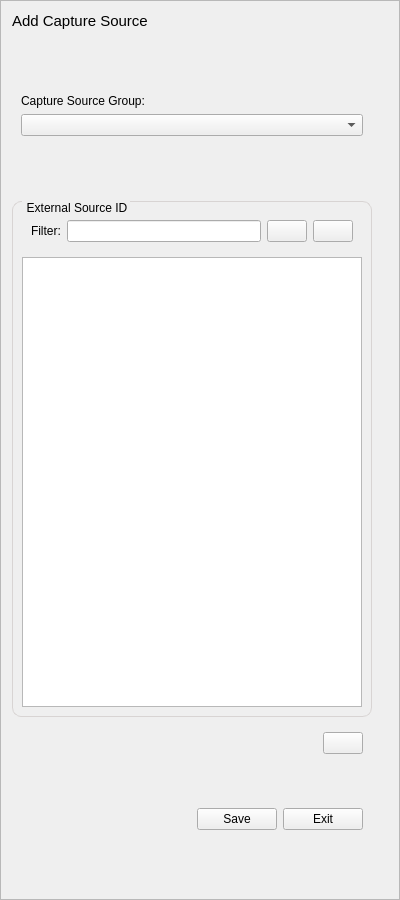
Before: the Qt Designer form buildings/gui/new_capture_source.ui in linz/nz-buildings, drawn with Qt 5.
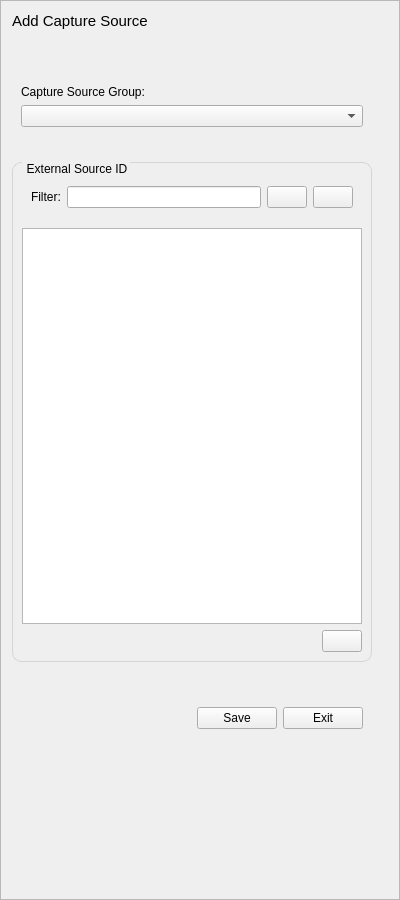
After: the same form once the commit is applied.

Diff of the .ui file:
```diff
--- a/buildings/gui/new_capture_source.ui
+++ b/buildings/gui/new_capture_source.ui
@@ -103,6 +103,9 @@
          <property name="orientation">
           <enum>Qt::Vertical</enum>
          </property>
+         <property name="sizeType">
+          <enum>QSizePolicy::Fixed</enum>
+         </property>
          <property name="sizeHint" stdset="0">
           <size>
            <width>20</width>
@@ -146,7 +149,7 @@
           <enum>Qt::Vertical</enum>
          </property>
          <property name="sizeType">
-          <enum>QSizePolicy::Expanding</enum>
+          <enum>QSizePolicy::Fixed</enum>
          </property>
          <property name="sizeHint" stdset="0">
           <size>
@@ -158,12 +161,27 @@
        </item>
        <item>
         <widget class="QGroupBox" name="groupBox">
+         <property name="sizePolicy">
+          <sizepolicy hsizetype="Preferred" vsizetype="Fixed">
+           <horstretch>0</horstretch>
+           <verstretch>0</verstretch>
+          </sizepolicy>
+         </property>
+         <property name="minimumSize">
+          <size>
+           <width>0</width>
+           <height>500</height>
+          </size>
+         </property>
          <property name="maximumSize">
           <size>
            <width>360</width>
-           <height>16777215</height>
+           <height>600</height>
           </size>
          </property>
+         <property name="layoutDirection">
+          <enum>Qt::LeftToRight</enum>
+         </property>
          <property name="styleSheet">
           <string notr="true">
 QGroupBox {
@@ -193,7 +211,7 @@
             <property name="maximumSize">
              <size>
               <width>360</width>
-              <height>16777215</height>
+              <height>50</height>
              </size>
             </property>
             <layout class="QGridLayout" name="gridLayout">
@@ -253,7 +271,7 @@
             <property name="minimumSize">
              <size>
               <width>0</width>
-              <height>450</height>
+              <height>0</height>
              </size>
             </property>
             <property name="maximumSize">
@@ -262,20 +280,10 @@
               <height>16777215</height>
              </size>
             </property>
-           </widget>
-          </item>
-         </layout>
         </widget>
        </item>
        <item>
-        <widget class="QWidget" name="widget" native="true">
-         <property name="maximumSize">
-          <size>
-           <width>360</width>
-           <height>16777215</height>
-          </size>
-         </property>
-         <layout class="QHBoxLayout" name="horizontalLayout_8">
+           <layout class="QHBoxLayout" name="horizontalLayout">
           <item>
            <spacer name="horizontalSpacer_7">
             <property name="orientation">
@@ -301,6 +309,8 @@
              <string/>
             </property>
            </widget>
+            </item>
+           </layout>
           </item>
          </layout>
         </widget>
```
Lines whose indentation alone changed are shown as unchanged.
